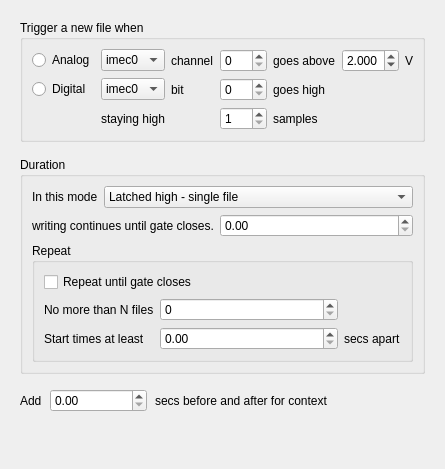
The window that Forms/TrigTTLPanel.ui (billkarsh/SpikeGLX) describes before a commit, drawn with Qt 5.
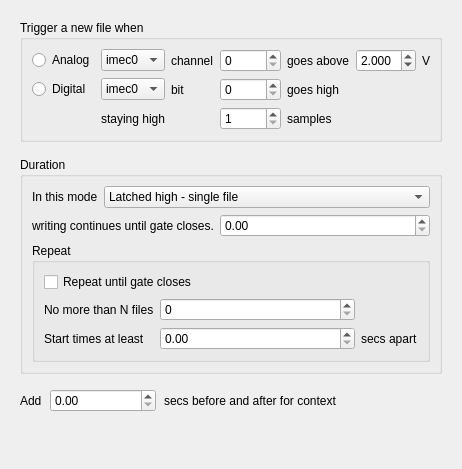
The same window after the commit.

Diff of the .ui file:
```diff
--- a/Forms/TrigTTLPanel.ui
+++ b/Forms/TrigTTLPanel.ui
@@ -6,7 +6,7 @@
    <rect>
     <x>0</x>
     <y>0</y>
-    <width>411</width>
+    <width>462</width>
     <height>469</height>
    </rect>
   </property>
```
Left out of the diff: 12 changed lines with no effect on the pictures.
